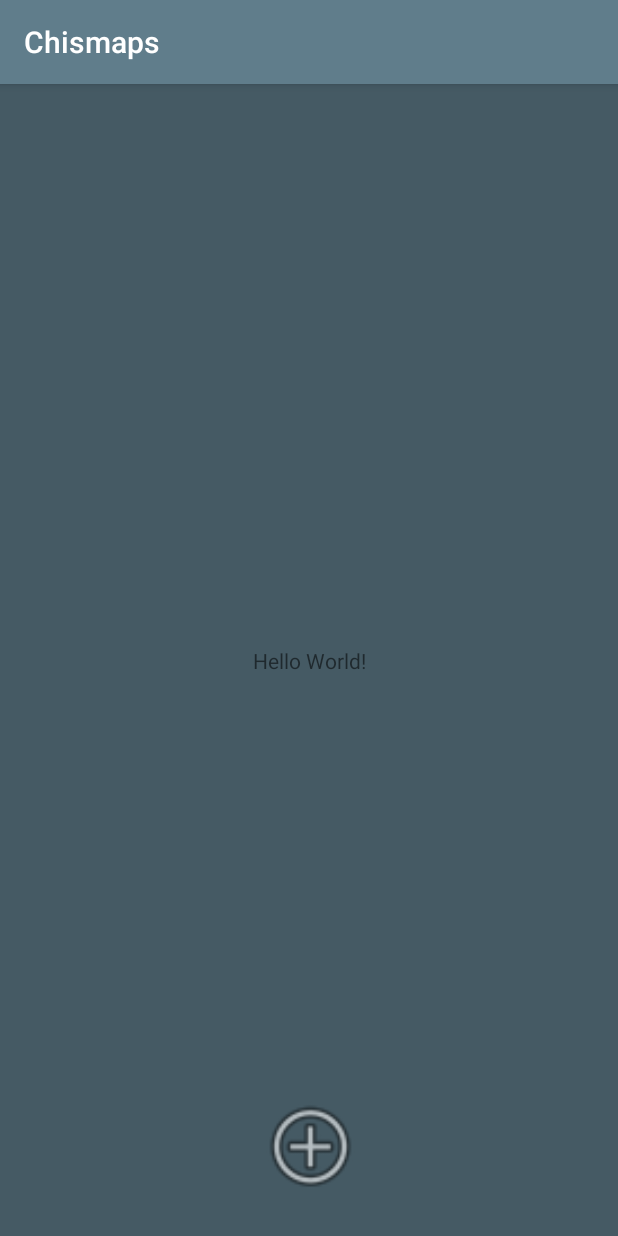
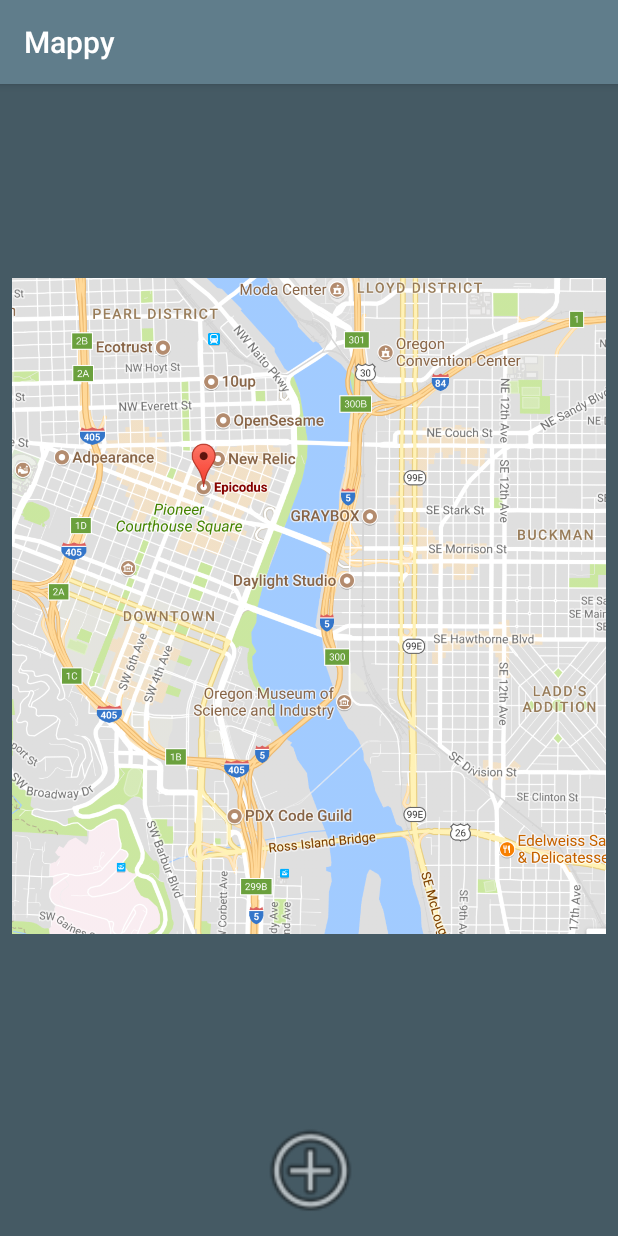
Before and after one commit to christiangmartinez/chismaps, an Android app: the screen it shows after launch (MainActivity), on a phone screen of 412 x 824 dp. Run offline under Robolectric (Android 15) with nearby library versions, the phone set to English and light mode, and no system bars.

Commit message:
add sample map image

```diff
--- a/app/src/main/AndroidManifest.xml
+++ b/app/src/main/AndroidManifest.xml
@@ -5,7 +5,7 @@
     <application
         android:allowBackup="true"
         android:icon="@mipmap/ic_launcher"
-        android:label="@string/app_name"
+        android:label="Mappy"
         android:roundIcon="@mipmap/ic_launcher_round"
         android:supportsRtl="true"
         android:theme="@style/AppTheme">
--- a/app/src/main/res/layout/activity_main.xml
+++ b/app/src/main/res/layout/activity_main.xml
@@ -7,17 +7,8 @@
     android:background="@color/colorPrimaryDark"
     tools:context="io.xtian.chismaps.ui.MainActivity">
 
-    <TextView
-        android:layout_width="wrap_content"
-        android:layout_height="wrap_content"
-        android:text="Hello World!"
-        app:layout_constraintBottom_toBottomOf="parent"
-        app:layout_constraintLeft_toLeftOf="parent"
-        app:layout_constraintRight_toRightOf="parent"
-        app:layout_constraintTop_toTopOf="parent" />
-
     <ImageView
-        android:id="@+id/imageView"
+        android:id="@+id/newComment"
         android:layout_width="82dp"
         android:layout_height="72dp"
         app:layout_constraintLeft_toLeftOf="parent"
@@ -27,6 +18,20 @@
         app:layout_constraintHorizontal_bias="0.503"
         android:layout_marginRight="8dp"
         app:layout_constraintBottom_toBottomOf="parent"
-        android:layout_marginBottom="24dp" />
+        android:layout_marginBottom="8dp" />
+
+    <ImageView
+        android:id="@+id/map"
+        android:layout_width="0dp"
+        android:layout_height="0dp"
+        android:layout_marginBottom="0dp"
+        android:layout_marginLeft="8dp"
+        android:layout_marginRight="8dp"
+        android:layout_marginTop="8dp"
+        app:layout_constraintBottom_toTopOf="@+id/newComment"
+        app:layout_constraintLeft_toLeftOf="parent"
+        app:layout_constraintRight_toRightOf="parent"
+        app:layout_constraintTop_toTopOf="parent"
+        app:srcCompat="@drawable/map" />
 
 </android.support.constraint.ConstraintLayout>
```
Also changed, not shown: app/src/main/res/drawable/map.png (added).
